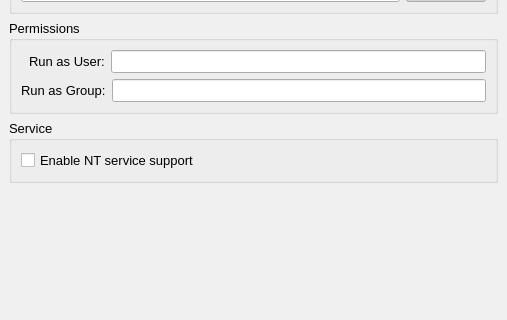
Old version of the form src/gui/config/advancedpage.ui in the repository a-ilin/vidalia; both pictures show x 0 to 507 and y 131 to 451 of the 507 by 543 pixel window.
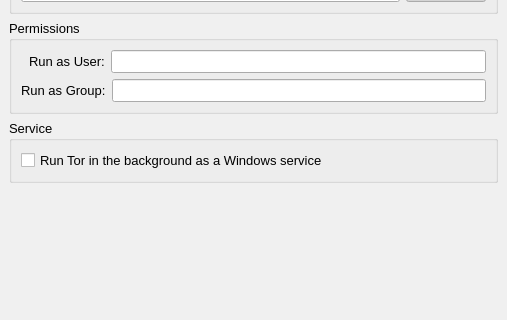
New version of the form.

Commit message:
Here is the long awaited NT service stuff. It mostly works.
svn:r1172

```diff
--- a/src/gui/config/advancedpage.ui
+++ b/src/gui/config/advancedpage.ui
@@ -536,7 +536,7 @@
          <string>Enable this if you run Tor as an NT service</string>
         </property>
         <property name="text" >
-         <string>Enable NT service support</string>
+         <string>Run Tor in the background as a Windows service</string>
         </property>
        </widget>
       </item>
```
Left out of the diff: 2 changed lines with no effect on the pictures. The commit also changes 18 other files.
